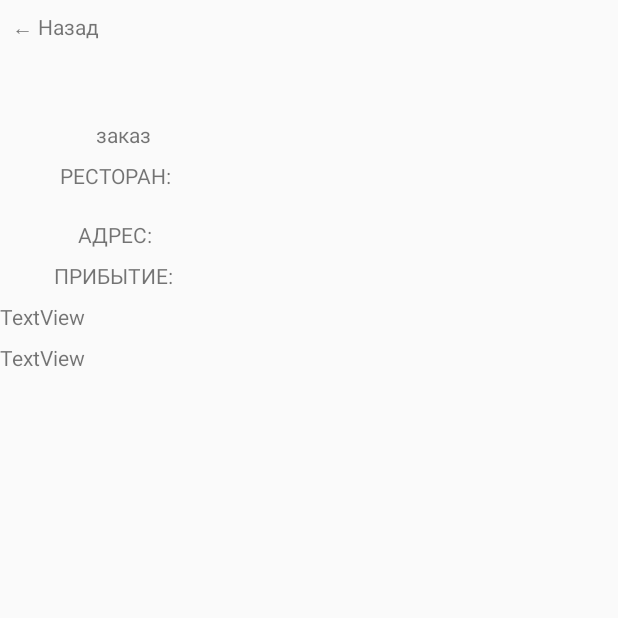
After one commit to bewithforce/RiderApp, an Android app: the MainActivity screen opened directly, with no data from a screen before it, on a phone screen of 412 x 824 dp, the top half of it. The commit adds this screen. Run offline under Robolectric (Android 15) with nearby library versions, the phone set to English and light mode, and no system bars.

Commit message:
almost done

```diff
--- a/app/build.gradle
+++ b/app/build.gradle
@@ -27,6 +27,7 @@ dependencies {
     implementation 'com.android.support:appcompat-v7:28.0.0'
     implementation 'com.android.support:design:28.0.0'
     implementation 'com.android.support.constraint:constraint-layout:1.1.3'
+    implementation 'com.android.support:support-v4:28.0.0'
     testImplementation 'junit:junit:4.12'
     androidTestImplementation 'com.android.support.test:runner:1.0.2'
     androidTestImplementation 'com.android.support.test.espresso:espresso-core:3.0.2'
--- a/app/src/main/AndroidManifest.xml
+++ b/app/src/main/AndroidManifest.xml
@@ -43,6 +43,7 @@
             </intent-filter>
         </receiver>
 
+        <activity android:name=".MainActivity"></activity>
     </application>
 
 </manifest>
--- /dev/null
+++ b/app/src/main/java/com/github/bewithforce/riderapp/MainActivity.java
@@ -0,0 +1,13 @@
+package com.github.bewithforce.riderapp;
+
+import android.support.v7.app.AppCompatActivity;
+import android.os.Bundle;
+
+public class MainActivity extends AppCompatActivity {
+
+    @Override
+    protected void onCreate(Bundle savedInstanceState) {
+        super.onCreate(savedInstanceState);
+        setContentView(R.layout.activity_main);
+    }
+}
--- a/app/src/main/java/com/github/bewithforce/riderapp/gui/BaseActivity.java
+++ b/app/src/main/java/com/github/bewithforce/riderapp/gui/BaseActivity.java
@@ -44,7 +44,6 @@ public class BaseActivity extends AppCompatActivity {
         }
 
         view.setOnNavigationItemSelectedListener(item -> {
-       //     FrameLayout layout = findViewById(R.id.base_fragment);
             switch (item.getItemId()) {
                 case R.id.action_orders:
                     getSupportFragmentManager()
--- a/app/src/main/java/com/github/bewithforce/riderapp/gui/LogInActivity/LoginActivity.java
+++ b/app/src/main/java/com/github/bewithforce/riderapp/gui/LogInActivity/LoginActivity.java
@@ -14,7 +14,6 @@ import com.github.bewithforce.riderapp.R;
 import com.github.bewithforce.riderapp.gui.BaseActivity;
 import com.github.bewithforce.riderapp.post.APIClient;
 import com.github.bewithforce.riderapp.post.CallAPI;
-import com.github.bewithforce.riderapp.post.JWTUtils;
 import com.github.bewithforce.riderapp.post.requestBeans.JsonWebToken;
 import com.github.bewithforce.riderapp.post.requestBeans.Login;
 
@@ -61,10 +60,10 @@ public class LoginActivity extends AppCompatActivity {
                     String token;
                     if(jsonWebToken != null){
                         try {
-                            token = JWTUtils.decoded(jsonWebToken.getToken());
-                            if(token == null){
+                            if(jsonWebToken.getToken() == null){
                                 throw new Exception("bad news");
                             }
+                            token = "Bearer " + jsonWebToken.getToken();
                         }
                         catch (Exception e){
                             Log.e("token", e.getLocalizedMessage());
--- a/app/src/main/java/com/github/bewithforce/riderapp/post/APIClient.java
+++ b/app/src/main/java/com/github/bewithforce/riderapp/post/APIClient.java
@@ -17,7 +17,7 @@ public class APIClient {
 
 
         retrofit = new Retrofit.Builder()
-                .baseUrl("http://93.125.53.130:3006 /system/courier/")
+                .baseUrl("http://eatmealby.com/system/courier/")
                 .addConverterFactory(GsonConverterFactory.create())
                 .client(client)
                 .build();
--- /dev/null
+++ b/app/src/main/res/layout/activity_main.xml
@@ -0,0 +1,76 @@
+<?xml version="1.0" encoding="utf-8"?>
+<android.support.constraint.ConstraintLayout xmlns:android="http://schemas.android.com/apk/res/android"
+    xmlns:app="http://schemas.android.com/apk/res-auto"
+    xmlns:tools="http://schemas.android.com/tools"
+    android:layout_width="match_parent"
+    android:layout_height="match_parent"
+    tools:context=".MainActivity">
+
+    <TextView
+        android:id="@+id/back_textView"
+        android:layout_width="wrap_content"
+        android:layout_height="wrap_content"
+        android:layout_marginStart="8dp"
+        android:layout_marginTop="8dp"
+        android:text="← Назад"
+        app:layout_constraintStart_toStartOf="parent"
+        app:layout_constraintTop_toTopOf="parent" />
+
+    <TextView
+        android:id="@+id/textView5"
+        android:layout_width="wrap_content"
+        android:layout_height="wrap_content"
+        android:layout_marginStart="64dp"
+        android:layout_marginTop="80dp"
+        android:text="заказ"
+        app:layout_constraintStart_toStartOf="parent"
+        app:layout_constraintTop_toTopOf="parent" />
+
+    <TextView
+        android:id="@+id/textView9"
+        android:layout_width="wrap_content"
+        android:layout_height="wrap_content"
+        android:layout_marginStart="40dp"
+        android:layout_marginTop="8dp"
+        android:text="РЕСТОРАН:"
+        app:layout_constraintStart_toStartOf="parent"
+        app:layout_constraintTop_toBottomOf="@+id/textView5" />
+
+    <TextView
+        android:id="@+id/textView10"
+        android:layout_width="wrap_content"
+        android:layout_height="wrap_content"
+        android:layout_marginStart="52dp"
+        android:layout_marginTop="20dp"
+        android:text="АДРЕС:"
+        app:layout_constraintStart_toStartOf="parent"
+        app:layout_constraintTop_toBottomOf="@+id/textView9" />
+
+    <TextView
+        android:id="@+id/textView14"
+        android:layout_width="wrap_content"
+        android:layout_height="wrap_content"
+        android:layout_marginStart="36dp"
+        android:layout_marginTop="8dp"
+        android:text="ПРИБЫТИЕ:"
+        app:layout_constraintStart_toStartOf="parent"
+        app:layout_constraintTop_toBottomOf="@+id/textView10" />
+
+    <TextView
+        android:id="@+id/textView11"
+        android:layout_width="wrap_content"
+        android:layout_height="wrap_content"
+        android:layout_marginTop="8dp"
+        android:text="TextView"
+        app:layout_constraintTop_toBottomOf="@+id/textView14"
+        tools:layout_editor_absoluteX="40dp" />
+
+    <TextView
+        android:id="@+id/textView12"
+        android:layout_width="wrap_content"
+        android:layout_height="wrap_content"
+        android:layout_marginTop="8dp"
+        android:text="TextView"
+        app:layout_constraintTop_toBottomOf="@+id/textView11"
+        tools:layout_editor_absoluteX="36dp" />
+</android.support.constraint.ConstraintLayout>
--- a/app/src/main/res/layout/orders_list_element.xml
+++ b/app/src/main/res/layout/orders_list_element.xml
@@ -7,6 +7,12 @@
         android:layout_width="wrap_content"
         android:layout_height="wrap_content"
         android:id="@+id/order_number_orders_fragment"
+        />
+
+    <TextView
+        android:layout_width="wrap_content"
+        android:layout_height="wrap_content"
+        android:id="@+id/client_type_orders_fragment"
         />
 
     <TextView
--- a/app/src/main/res/values/strings.xml
+++ b/app/src/main/res/values/strings.xml
@@ -15,4 +15,6 @@
     <string name="stats_title">Отчет курьера</string>
     <string name="stats_orders_completed">Выполнено заказово за смену:</string>
     <string name="stats_cash_received">Получено наличных денег:</string>
+
+    <string name="hello_blank_fragment">Hello blank fragment</string>
 </resources>
```
Also changed, not shown: app/src/main/java/com/github/bewithforce/riderapp/adapters/OrdersListAdapter.java (added, +80 -0 lines), app/src/main/java/com/github/bewithforce/riderapp/gui/fragments/OrderFragment.java (added, +80 -0 lines), app/src/main/java/com/github/bewithforce/riderapp/gui/fragments/OrdersFragment.java (+64 -7 lines), app/src/main/java/com/github/bewithforce/riderapp/post/CallAPI.java (+5 -5 lines), app/src/main/java/com/github/bewithforce/riderapp/post/JWTUtils.java (deleted, +0 -26 lines), app/src/main/res/layout/order_fragment.xml (added, +22 -0 lines), 1 other file.
